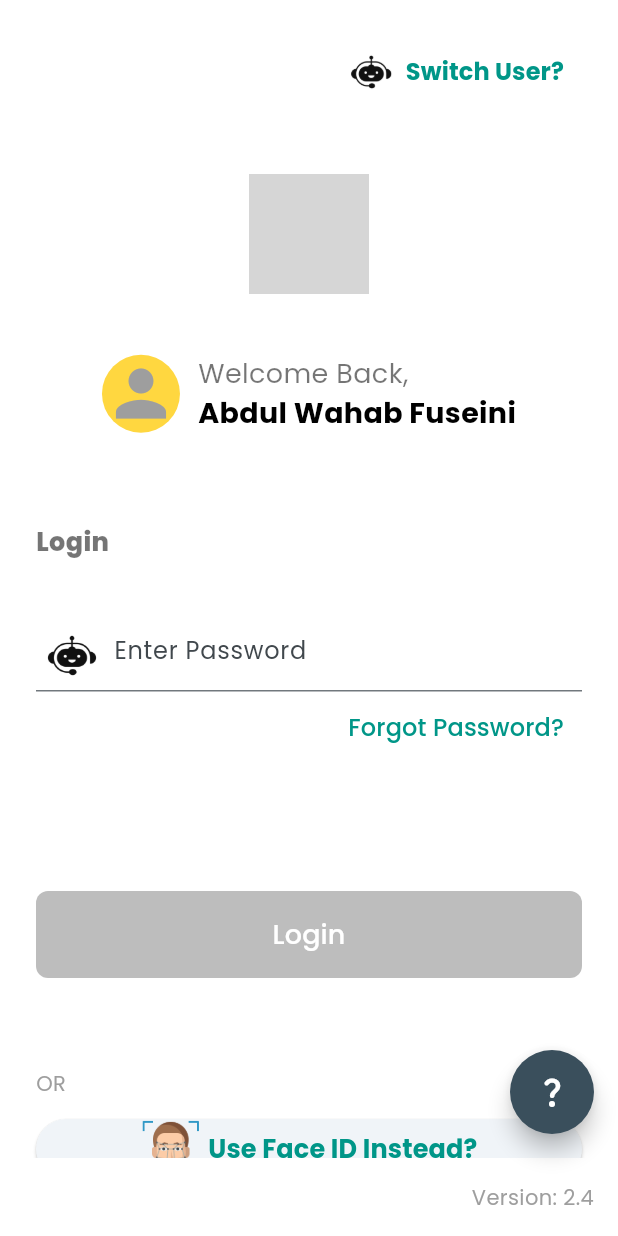
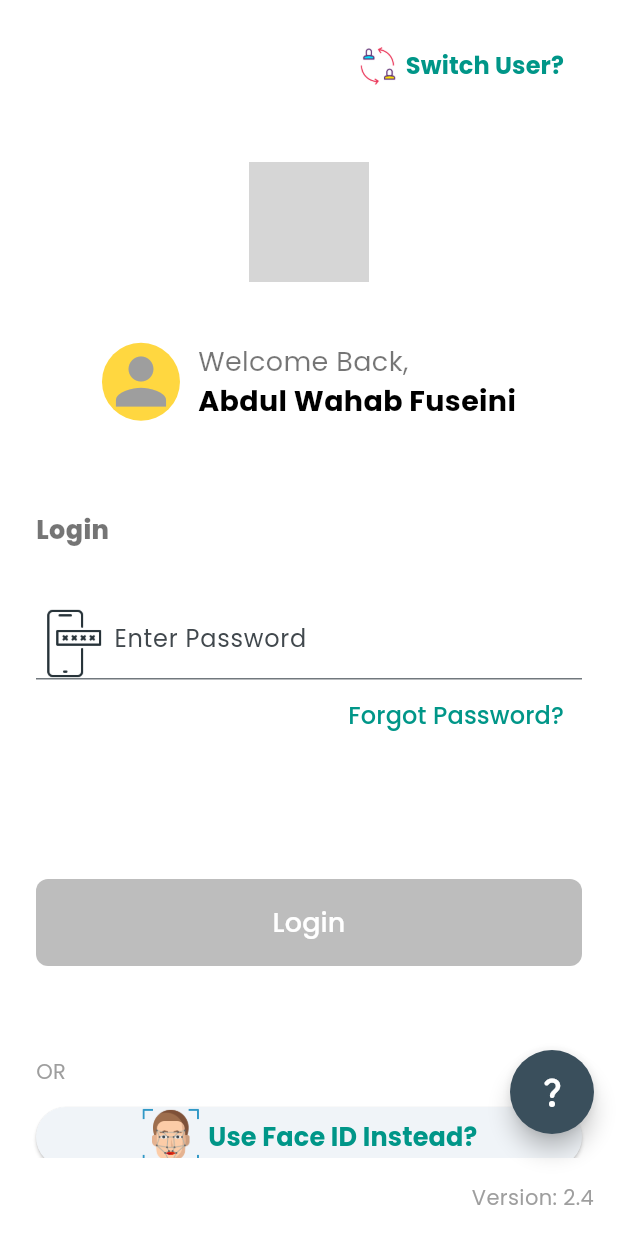
Before and after one commit to abdulwahabfuseini/flutter_app_demo, a Flutter app: the screen it shows after launch, on a phone screen of 412 x 824 dp. Run offline on Flutter 3.47's test engine with Material 3 defaults, Android fonts, the phone set to English and light mode, and no system bars; our stand-ins replace google_fonts; grey boxes are pictures that could not be loaded.

Commit message:
Updated Login Page

```diff
--- a/lib/view/pages/login/login_page.dart
+++ b/lib/view/pages/login/login_page.dart
@@ -25,12 +25,12 @@ class LoginPage extends StatelessWidget {
                     onPressed: () {},
                     child: Row(
                       mainAxisAlignment: MainAxisAlignment.end,
-                      spacing: 3,
+                      spacing: 6,
                       children: [
                         Image.asset(
-                          "assets/images/bot.png",
-                          width: 40,
-                          height: 40,
+                          "assets/images/switch.png",
+                          width: 25,
+                          height: 25,
                         ),
                         Text(
                           'Switch User?',
@@ -106,9 +106,9 @@ class LoginPage extends StatelessWidget {
                   decoration: InputDecoration(
                     hintText: 'Enter Password',
                     prefixIcon: Image.asset(
-                      "assets/images/bot.png",
-                      width: 40,
-                      height: 40,
+                      "assets/images/mobile.png",
+                      width: 20,
+                      height: 20,
                     ),
                   ),
                 ),
@@ -164,7 +164,6 @@ class LoginPage extends StatelessWidget {
                 const SizedBox(height: 10),
                 Center(
                   child: ElevatedButton(
-
                     child: Row(
                       mainAxisAlignment: MainAxisAlignment.center,
                       spacing: 5,
```
